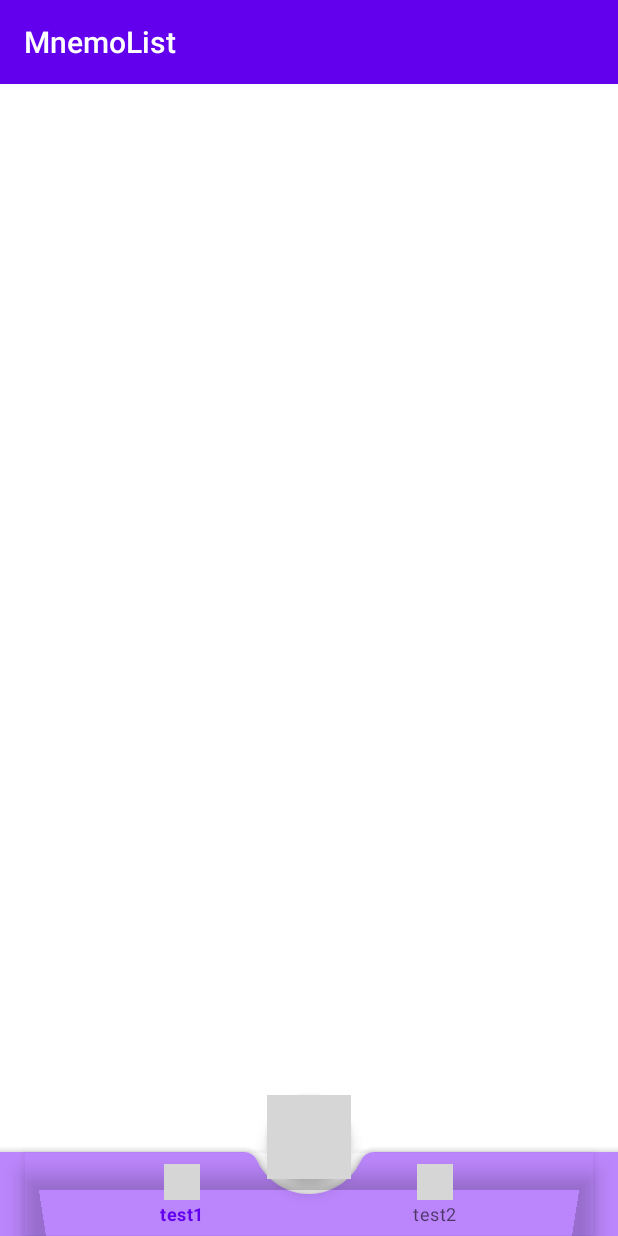
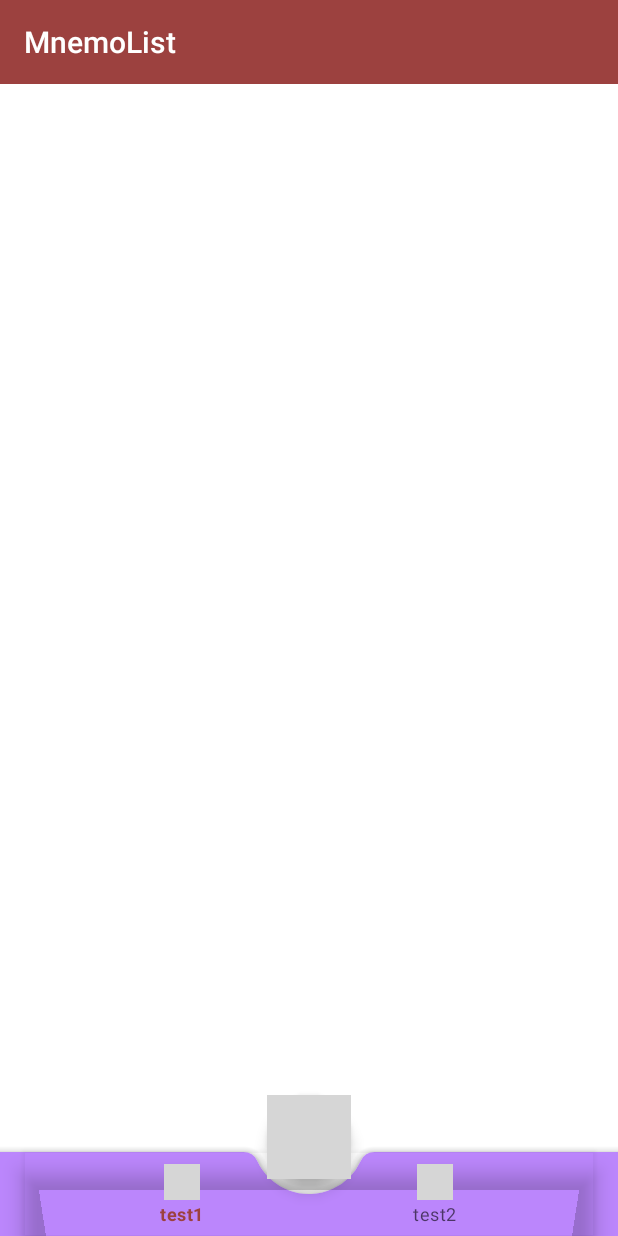
Before and after one commit to tedEE/MnemoList, an Android app: the fragment ListAllNoteFragment placed in its activity, on a phone screen of 412 x 824 dp. Run offline under Robolectric (Android 15) with nearby library versions, the light colour scheme and no system bars; our stand-ins replace Dagger/Hilt's generated code, Room's generated code; libraries missing offline, so code that uses them is left out: androidx.hilt.work; grey boxes are pictures that could not be loaded.

Commit message:
colors changed

```diff
--- a/app/src/main/java/ru/jeinmentalist/mail/mnemolist/screens/profilelist/ProfileListFragment.kt
+++ b/app/src/main/java/ru/jeinmentalist/mail/mnemolist/screens/profilelist/ProfileListFragment.kt
@@ -20,12 +20,10 @@ import dagger.hilt.android.AndroidEntryPoint
 import ru.jeinmentalist.mail.domain.profile.Profile
 import ru.jeinmentalist.mail.mentalist.R
 import ru.jeinmentalist.mail.mentalist.databinding.FragmentProfileListBinding
-import ru.jeinmentalist.mail.mnemolist.MainActivity
 import ru.jeinmentalist.mail.mnemolist.UI.utilits.showLog
 import ru.jeinmentalist.mail.mnemolist.base.BaseFragment
 import ru.jeinmentalist.mail.mnemolist.contract.*
 import ru.jeinmentalist.mail.mnemolist.screens.FabMenuFragment
-import ru.jeinmentalist.mail.mnemolist.screens.checkeNoteAlarm.CheckAlarmFragment
 import ru.jeinmentalist.mail.mnemolist.utils.ExitWithAnimation
 import ru.jeinmentalist.mail.mnemolist.utils.enterReveal
 import ru.jeinmentalist.mail.mnemolist.utils.exitReveal
--- a/app/src/main/res/layout/activity_main.xml
+++ b/app/src/main/res/layout/activity_main.xml
@@ -10,7 +10,7 @@
         android:id="@+id/toolbar"
         android:layout_width="match_parent"
         android:layout_height="?attr/actionBarSize"
-        android:background="@color/design_default_color_primary"
+        android:background="@color/Primary"
         app:layout_constraintEnd_toEndOf="parent"
         app:layout_constraintStart_toStartOf="parent"
         app:layout_constraintTop_toTopOf="parent"
--- a/app/src/main/res/layout/fragment_list_all_note.xml
+++ b/app/src/main/res/layout/fragment_list_all_note.xml
@@ -28,6 +28,7 @@
 
     <com.google.android.material.floatingactionbutton.FloatingActionButton
         android:id="@+id/fab"
+        android:background="@color/Primary"
         android:layout_width="wrap_content"
         android:layout_height="wrap_content"
         android:contentDescription="@string/app_name"
--- a/app/src/main/res/values/colors.xml
+++ b/app/src/main/res/values/colors.xml
@@ -10,4 +10,26 @@
     <color name="background_menu_from">#00FFFFFF</color>
     <color name="background_menu_to">#80FFFFFF</color>
     <color name="deep_taupe">#8B8589</color>
+
+<!--    цвета взяты с этого сайта https://www.materialpalette.com/grey/blue-grey-->
+<!--    <color name="PRIMARY_COLOR">#9E9E9E</color>-->
+<!--    <color name="LIGHT_PRIMARY_COLOR">#F5F5F5</color>-->
+<!--    <color name="DARK_PRIMARY_COLOR">#616161</color>-->
+<!--    <color name="TEXT_ICONS">#212121</color>-->
+<!--    <color name="ACCENT_COLORS">#607D8B</color>-->
+<!--    <color name="PRIMARY_TEXT">#212121</color>-->
+<!--    <color name="SECONDARY_TEXT">#757575</color>-->
+<!--    <color name="DIVIDER_COLOR">#BDBDBD</color>-->
+
+<!--    цвета с этого сайта https://m3.material.io/theme-builder#/custom-->
+    <color name="Primary">#9c413f</color>
+    <color name="On_Primary">#ffffff</color>
+    <color name="Secondary">#775654</color>
+    <color name="On_Secondary">#ffffff</color>
+    <color name="Error">#ba1a1a</color>
+    <color name="Primary_Container">#410005</color>
+    <color name="Secondary_Container">#2c1514</color>
+    <color name="DIVIDER_COLOR">#BDBDBD</color>
+
+
 </resources>
--- a/app/src/main/res/values/themes.xml
+++ b/app/src/main/res/values/themes.xml
@@ -1,14 +1,26 @@
 <resources xmlns:tools="http://schemas.android.com/tools">
     <!-- Base application theme. -->
     <style name="Theme.MentaList" parent="Theme.MaterialComponents.DayNight.NoActionBar">
+<!--        &lt;!&ndash; Primary brand color. &ndash;&gt;-->
+<!--        <item name="colorPrimary">@color/purple_500</item>-->
+<!--        <item name="colorPrimaryVariant">@color/purple_700</item>-->
+<!--        <item name="colorOnPrimary">@color/white</item>-->
+<!--        &lt;!&ndash; Secondary brand color. &ndash;&gt;-->
+<!--        <item name="colorSecondary">@color/teal_200</item>-->
+<!--        <item name="colorSecondaryVariant">@color/teal_700</item>-->
+<!--        <item name="colorOnSecondary">@color/black</item>-->
+<!--        &lt;!&ndash; Status bar color. &ndash;&gt;-->
+<!--        <item name="android:statusBarColor" tools:targetApi="l">?attr/colorPrimaryVariant</item>-->
+<!--        &lt;!&ndash; Customize your theme here. &ndash;&gt;-->
+
         <!-- Primary brand color. -->
-        <item name="colorPrimary">@color/purple_500</item>
-        <item name="colorPrimaryVariant">@color/purple_700</item>
-        <item name="colorOnPrimary">@color/white</item>
+        <item name="colorPrimary">@color/Primary</item>
+        <item name="colorPrimaryVariant">@color/Primary_Container</item>
+        <item name="colorOnPrimary">@color/On_Primary</item>
         <!-- Secondary brand color. -->
-        <item name="colorSecondary">@color/teal_200</item>
-        <item name="colorSecondaryVariant">@color/teal_700</item>
-        <item name="colorOnSecondary">@color/black</item>
+        <item name="colorSecondary">@color/Secondary</item>
+        <item name="colorSecondaryVariant">@color/Secondary_Container</item>
+        <item name="colorOnSecondary">@color/On_Secondary</item>
         <!-- Status bar color. -->
         <item name="android:statusBarColor" tools:targetApi="l">?attr/colorPrimaryVariant</item>
         <!-- Customize your theme here. -->
```
Also changed, not shown: app/src/main/java/ru/jeinmentalist/mail/mnemolist/background/reminder/ReminderWorker.kt (+6 -5 lines), app/src/main/java/ru/jeinmentalist/mail/mnemolist/utils/NotificationUtil.kt (+59 -4 lines).
